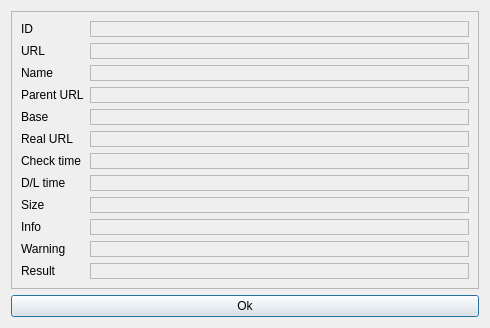
Old version of the form linkcheck/gui/ui/properties.ui in the repository wummel/linkchecker.
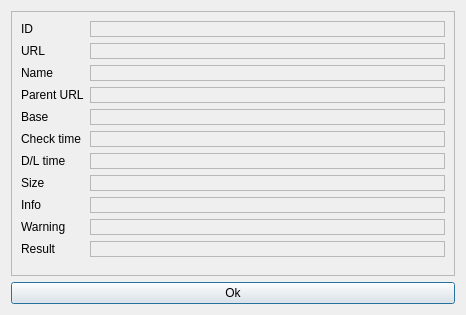
New version of the form.

Commit message: Let properties use the URL data model.

Diff of the .ui file:
```diff
--- a/linkcheck/gui/ui/properties.ui
+++ b/linkcheck/gui/ui/properties.ui
@@ -9,8 +9,8 @@
    <rect>
     <x>0</x>
     <y>0</y>
-    <width>490</width>
-    <height>317</height>
+    <width>466</width>
+    <height>315</height>
    </rect>
   </property>
   <property name="windowTitle">
@@ -26,6 +26,9 @@
       <enum>QFrame::Raised</enum>
      </property>
      <layout class="QFormLayout" name="formLayout">
+      <property name="fieldGrowthPolicy">
+       <enum>QFormLayout::ExpandingFieldsGrow</enum>
+      </property>
       <item row="0" column="0">
        <widget class="QLabel" name="label">
         <property name="text">
@@ -50,6 +53,9 @@
         <property name="text">
          <string/>
         </property>
+        <property name="textFormat">
+         <enum>Qt::PlainText</enum>
+        </property>
        </widget>
       </item>
       <item row="1" column="0">
@@ -76,6 +82,9 @@
         <property name="text">
          <string/>
         </property>
+        <property name="textFormat">
+         <enum>Qt::RichText</enum>
+        </property>
        </widget>
       </item>
       <item row="2" column="0">
@@ -102,6 +111,9 @@
         <property name="text">
          <string/>
         </property>
+        <property name="textFormat">
+         <enum>Qt::PlainText</enum>
+        </property>
        </widget>
       </item>
       <item row="3" column="0">
@@ -128,6 +140,9 @@
         <property name="text">
          <string/>
         </property>
+        <property name="textFormat">
+         <enum>Qt::RichText</enum>
+        </property>
        </widget>
       </item>
       <item row="4" column="0">
@@ -154,42 +169,19 @@
         <property name="text">
          <string/>
         </property>
+        <property name="textFormat">
+         <enum>Qt::RichText</enum>
+        </property>
        </widget>
       </item>
       <item row="5" column="0">
-       <widget class="QLabel" name="label_6">
-        <property name="text">
-         <string>Real URL</string>
-        </property>
-       </widget>
-      </item>
-      <item row="5" column="1">
-       <widget class="QLabel" name="prop_realurl">
-        <property name="sizePolicy">
-         <sizepolicy hsizetype="MinimumExpanding" vsizetype="Preferred">
-          <horstretch>0</horstretch>
-          <verstretch>0</verstretch>
-         </sizepolicy>
-        </property>
-        <property name="frameShape">
-         <enum>QFrame::StyledPanel</enum>
-        </property>
-        <property name="frameShadow">
-         <enum>QFrame::Sunken</enum>
-        </property>
-        <property name="text">
-         <string/>
-        </property>
-       </widget>
-      </item>
-      <item row="6" column="0">
        <widget class="QLabel" name="label_7">
         <property name="text">
          <string>Check time</string>
         </property>
        </widget>
       </item>
-      <item row="6" column="1">
+      <item row="5" column="1">
        <widget class="QLabel" name="prop_checktime">
         <property name="sizePolicy">
          <sizepolicy hsizetype="MinimumExpanding" vsizetype="Preferred">
@@ -206,17 +198,20 @@
         <property name="text">
          <string/>
         </property>
+        <property name="textFormat">
+         <enum>Qt::PlainText</enum>
+        </property>
        </widget>
       </item>
-      <item row="7" column="0">
+      <item row="6" column="0">
        <widget class="QLabel" name="label_8">
         <property name="text">
          <string>D/L time</string>
         </property>
        </widget>
       </item>
-      <item row="7" column="1">
-       <widget class="QLabel" name="prop_dltijme">
+      <item row="6" column="1">
+       <widget class="QLabel" name="prop_dltime">
         <property name="sizePolicy">
          <sizepolicy hsizetype="MinimumExpanding" vsizetype="Preferred">
           <horstretch>0</horstretch>
@@ -232,16 +227,19 @@
         <property name="text">
          <string/>
         </property>
+        <property name="textFormat">
+         <enum>Qt::PlainText</enum>
+        </property>
        </widget>
       </item>
-      <item row="8" column="0">
+      <item row="7" column="0">
        <widget class="QLabel" name="label_9">
         <property name="text">
          <string>Size</string>
         </property>
        </widget>
       </item>
-      <item row="8" column="1">
+      <item row="7" column="1">
        <widget class="QLabel" name="prop_size">
         <property name="sizePolicy">
          <sizepolicy hsizetype="MinimumExpanding" vsizetype="Preferred">
@@ -258,16 +256,19 @@
         <property name="text">
          <string/>
         </property>
+        <property name="textFormat">
+         <enum>Qt::PlainText</enum>
+        </property>
        </widget>
       </item>
-      <item row="9" column="0">
+      <item row="8" column="0">
        <widget class="QLabel" name="label_10">
         <property name="text">
          <string>Info</string>
         </property>
        </widget>
       </item>
-      <item row="9" column="1">
+      <item row="8" column="1">
        <widget class="QLabel" name="prop_info">
         <property name="sizePolicy">
          <sizepolicy hsizetype="MinimumExpanding" vsizetype="Preferred">
@@ -284,16 +285,22 @@
         <property name="text">
          <string/>
         </property>
+        <property name="textFormat">
+         <enum>Qt::PlainText</enum>
+        </property>
+        <property name="wordWrap">
+         <bool>true</bool>
+        </property>
        </widget>
       </item>
-      <item row="10" column="0">
+      <item row="9" column="0">
        <widget class="QLabel" name="label_11">
         <property name="text">
          <string>Warning</string>
         </property>
        </widget>
       </item>
-      <item row="10" column="1">
+      <item row="9" column="1">
        <widget class="QLabel" name="prop_warning">
         <property name="sizePolicy">
          <sizepolicy hsizetype="MinimumExpanding" vsizetype="Preferred">
@@ -310,16 +317,25 @@
         <property name="text">
          <string/>
         </property>
+        <property name="textFormat">
+         <enum>Qt::PlainText</enum>
+        </property>
+        <property name="scaledContents">
+         <bool>true</bool>
+        </property>
+        <property name="wordWrap">
+         <bool>true</bool>
+        </property>
        </widget>
       </item>
-      <item row="11" column="0">
+      <item row="10" column="0">
        <widget class="QLabel" name="label_12">
         <property name="text">
          <string>Result</string>
         </property>
        </widget>
       </item>
-      <item row="11" column="1">
+      <item row="10" column="1">
        <widget class="QLabel" name="prop_result">
         <property name="sizePolicy">
          <sizepolicy hsizetype="MinimumExpanding" vsizetype="Preferred">
@@ -336,6 +352,9 @@
         <property name="text">
          <string/>
         </property>
+        <property name="textFormat">
+         <enum>Qt::PlainText</enum>
+        </property>
        </widget>
       </item>
      </layout>
```
Left out of the diff: 2 changed lines with no effect on the pictures. The commit also changes 6 other files.
